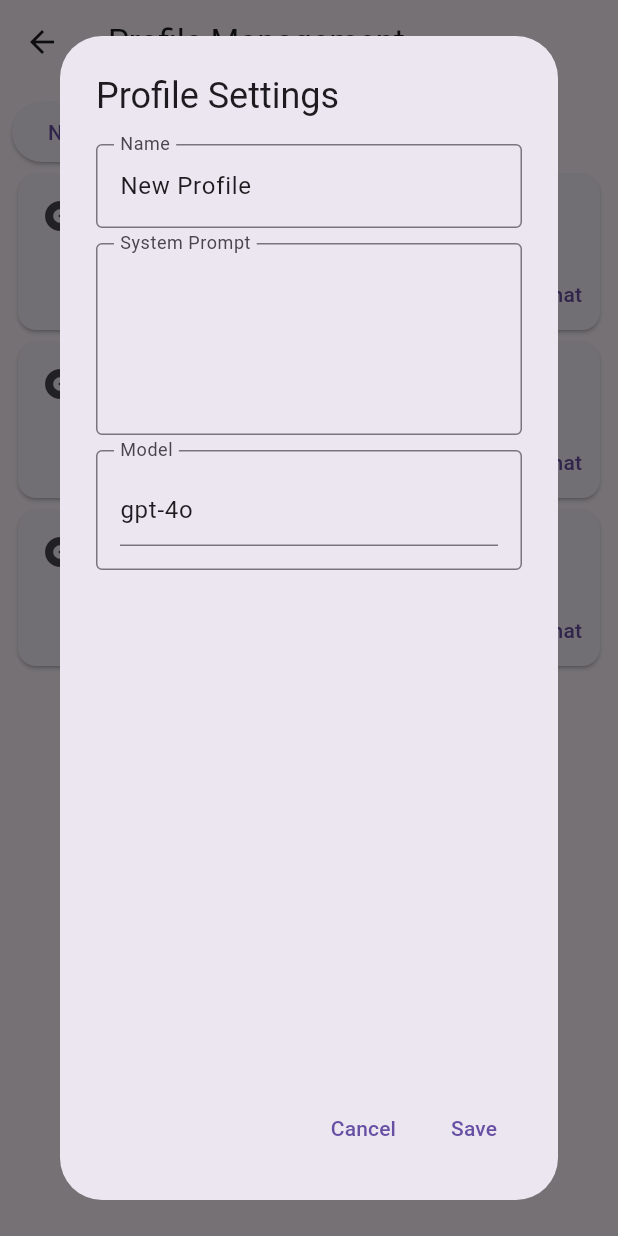
After one commit to UCI-Networking-Group/properdata-chatgpt, a Flutter app: the ProfileManagementPage screen opened directly, after a tap on "New Profile", on a phone screen of 412 x 824 dp. The commit adds this screen. Run offline on Flutter 3.47's test engine with Material 3 defaults, Android fonts, the phone set to English and light mode, and no system bars; our stand-ins replace shared_preferences; missing offline and left inert: dart_openai, flutter_list_view; accounts and stored records are empty.

Commit message:
Implement profile management

```diff
--- a/lib/chat_provider.dart
+++ b/lib/chat_provider.dart
@@ -27,14 +27,42 @@ class Message {
 }
 
 class ChatSettings {
+  final String id;
   final String name;
   final String model;
   final String systemPrompt;
 
-  static const defaultChatSettings = ChatSettings(
-      name: 'gpt-3.5-turbo', model: 'gpt-3.5-turbo', systemPrompt: '');
+  const ChatSettings.createConst(
+      {required this.name,
+      required this.model,
+      this.systemPrompt = '',
+      required this.id});
 
-  const ChatSettings({this.name = '', this.model = '', this.systemPrompt = ''});
+  ChatSettings(
+      {this.name = '', this.model = '', this.systemPrompt = '', String? id})
+      : id = id ?? const Uuid().v7();
+  ChatSettings.clone(ChatSettings profile, {bool resetUuid = false})
+      : id = resetUuid ? const Uuid().v7() : profile.id,
+        name = profile.name,
+        model = profile.model,
+        systemPrompt = profile.systemPrompt;
+
+  get isDefault => defaultProfiles.contains(this);
+
+  static const List<ChatSettings> defaultProfiles = [
+    ChatSettings.createConst(
+        name: 'gpt-4o',
+        model: 'gpt-4o',
+        id: '00000000-0000-0000-0000-000000000000'),
+    ChatSettings.createConst(
+        name: 'gpt-4-turbo',
+        model: 'gpt-4-turbo',
+        id: '00000000-0000-0000-0000-000000000001'),
+    ChatSettings.createConst(
+        name: 'gpt-3.5-turbo',
+        model: 'gpt-3.5-turbo',
+        id: '00000000-0000-0000-0000-000000000002'),
+  ];
 }
 
 class Conversation {
@@ -49,17 +77,10 @@ class ChatProvider with ChangeNotifier {
   String? _apiKey = '';
   String? get apiKey => _apiKey;
 
-  final List<ChatSettings> _profiles = [
-    ChatSettings.defaultChatSettings,
-    const ChatSettings(name: 'gpt-4o', model: 'gpt-4o', systemPrompt: ''),
-    const ChatSettings(
-      name: 'ChatGPT Test',
-      model: 'gpt-4o',
-      systemPrompt:
-          'You are ChatGPT, a large language model trained by OpenAI.',
-    ),
-  ];
-  ChatSettings _currentProfile = ChatSettings.defaultChatSettings;
+  final modelList = ['gpt-4o', 'gpt-4-turbo', 'gpt-3.5-turbo'];
+
+  final List<ChatSettings> _profiles = [...ChatSettings.defaultProfiles];
+  ChatSettings _currentProfile = ChatSettings.defaultProfiles[0];
 
   List<ChatSettings> get profiles => _profiles;
   ChatSettings get currentProfile => _currentProfile;
@@ -120,8 +141,34 @@ class ChatProvider with ChangeNotifier {
   }
 
   void setCurrentProfile(ChatSettings profile) {
-    log('Current profile set to ${profile.name}.');
+    log('Current profile set to ${profile.name}');
     _currentProfile = profile;
+    notifyListeners();
+  }
+
+  void updateProfile(ChatSettings profile) {
+    final index = _profiles.indexWhere((p) => p.id == profile.id);
+
+    if (index != -1) {
+      _profiles[index] = profile;
+    } else {
+      _profiles.add(profile);
+    }
+
+    notifyListeners();
+  }
+
+  void removeProfile(String id) {
+    if (_profiles.length == 1) {
+      log('Cannot remove the last profile.');
+      return;
+    }
+
+    if (_currentProfile.id == id) {
+      _currentProfile = profiles[0];
+    }
+
+    _profiles.removeWhere((p) => p.id == id);
     notifyListeners();
   }
 
--- /dev/null
+++ b/lib/profile_management_page.dart
@@ -0,0 +1,213 @@
+import 'package:dart_openai/dart_openai.dart';
+import 'package:flutter/material.dart';
+import 'package:provider/provider.dart';
+
+import 'chat_provider.dart';
+
+class ProfileManagementPage extends StatelessWidget {
+  const ProfileManagementPage({super.key});
+
+  @override
+  Widget build(BuildContext context) {
+    return Consumer<ChatProvider>(builder: (context, chatProvider, child) {
+      final widgets = <Widget>[];
+
+      widgets.add(Row(
+        children: [
+          ElevatedButton(
+            child: const Text('New Profile'),
+            onPressed: () => showDialog(
+              context: context,
+              builder: (context) => ChatSettingsDialog(
+                profile: ChatSettings(
+                  name: 'New Profile',
+                  model: ChatSettings.defaultProfiles[0].model,
+                ),
+              ),
+            ),
+          ),
+        ],
+      ));
+
+      widgets.addAll(
+          chatProvider.profiles.map<Widget>((e) => ProfileCard(e)).toList());
+
+      return Scaffold(
+        appBar: AppBar(title: const Text('Profile Management')),
+        body: Padding(
+          padding: const EdgeInsets.all(8.0),
+          child: Align(
+            alignment: Alignment.topCenter,
+            child: Column(
+              children: [Wrap(children: widgets)],
+            ),
+          ),
+        ),
+      );
+    });
+  }
+}
+
+class ProfileCard extends StatelessWidget {
+  final ChatSettings profile;
+
+  const ProfileCard(this.profile, {super.key});
+
+  @override
+  Widget build(BuildContext context) {
+    final buttonRow = <Widget>[
+      TextButton(
+        child: const Text('New Chat'),
+        onPressed: () {/* ... */},
+      )
+    ];
+
+    if (!profile.isDefault) {
+      buttonRow.addAll([
+        const SizedBox(width: 4),
+        TextButton(
+          child: const Text('Edit'),
+          onPressed: () {
+            showDialog(
+              context: context,
+              builder: (context) => ChatSettingsDialog(profile: profile),
+            );
+          },
+        ),
+        const SizedBox(width: 4),
+        TextButton(
+          child: const Text('Remove'),
+          onPressed: () =>
+              context.read<ChatProvider>().removeProfile(profile.id),
+        ),
+      ]);
+    }
+
+    return SizedBox(
+      width: 400,
+      child: Card(
+        child: Column(
+          children: <Widget>[
+            ListTile(
+              leading: const Icon(Icons.album),
+              title: Text(profile.name),
+            ),
+            Row(
+              mainAxisAlignment: MainAxisAlignment.end,
+              children: buttonRow,
+            ),
+          ],
+        ),
+      ),
+    );
+  }
+}
+
+class ChatSettingsDialog extends StatefulWidget {
+  final ChatSettings profile;
+
+  const ChatSettingsDialog({super.key, required this.profile});
+
+  @override
+  ChatSettingsDialogState createState() {
+    return ChatSettingsDialogState();
+  }
+}
+
+class ChatSettingsDialogState extends State<ChatSettingsDialog> {
+  // Create a global key that uniquely identifies the Form widget
+  // and allows validation of the form.
+  final _formKey = GlobalKey<FormState>();
+
+  String? name;
+  String? model;
+  String? systemPrompt;
+
+  @override
+  Widget build(BuildContext context) {
+    final form = Form(
+      key: _formKey,
+      child: Column(
+        crossAxisAlignment: CrossAxisAlignment.start,
+        children: [
+          TextFormField(
+            initialValue: widget.profile.name,
+            decoration: const InputDecoration(
+              labelText: 'Name',
+              floatingLabelBehavior: FloatingLabelBehavior.always,
+              border: OutlineInputBorder(
+                borderSide: BorderSide(color: Colors.grey, width: 0.0),
+              ),
+            ),
+            onChanged: (value) => name = value,
+          ),
+          const SizedBox(height: 10),
+          TextFormField(
+            initialValue: widget.profile.systemPrompt,
+            decoration: const InputDecoration(
+              labelText: 'System Prompt',
+              floatingLabelBehavior: FloatingLabelBehavior.always,
+              border: OutlineInputBorder(
+                borderSide: BorderSide(color: Colors.grey, width: 0.0),
+              ),
+            ),
+            keyboardType: TextInputType.multiline,
+            minLines: 4,
+            maxLines: 4,
+            onChanged: (value) => systemPrompt = value,
+          ),
+          const SizedBox(height: 10),
+          InputDecorator(
+            decoration: const InputDecoration(
+              labelText: 'Model',
+              floatingLabelBehavior: FloatingLabelBehavior.always,
+              border: OutlineInputBorder(
+                borderSide: BorderSide(color: Colors.grey, width: 0.0),
+              ),
+            ),
+            child: Autocomplete<String>(
+              initialValue: TextEditingValue(text: widget.profile.model),
+              optionsBuilder: (TextEditingValue textEditingValue) {
+                return context
+                    .read<ChatProvider>()
+                    .modelList
+                    .where((element) => element.contains(textEditingValue.text))
+                    .toList();
+              },
+              onSelected: (value) => model = value,
+            ),
+          ),
+        ],
+      ),
+    );
+
+    return AlertDialog(
+      title: const Text('Profile Settings'),
+      content: SizedBox(
+        width: 400,
+        child: form,
+      ),
+      actions: [
+        TextButton(
+          onPressed: () {
+            Navigator.of(context).pop();
+          },
+          child: const Text('Cancel'),
+        ),
+        TextButton(
+          onPressed: () {
+            final profile = ChatSettings(
+              name: name ?? widget.profile.name,
+              model: model ?? widget.profile.model,
+              systemPrompt: systemPrompt ?? widget.profile.systemPrompt,
+              id: widget.profile.id,
+            );
+            context.read<ChatProvider>().updateProfile(profile);
+            Navigator.of(context).pop();
+          },
+          child: const Text('Save'),
+        ),
+      ],
+    );
+  }
+}
--- a/lib/settings_page.dart
+++ b/lib/settings_page.dart
@@ -5,6 +5,8 @@ import 'chat_provider.dart';
 
 class SettingsPage extends StatelessWidget {
   final TextEditingController _apiKeyController = TextEditingController();
+
+  SettingsPage({super.key});
 
   @override
   Widget build(BuildContext context) {
--- a/lib/sidebar.dart
+++ b/lib/sidebar.dart
@@ -1,5 +1,6 @@
 import 'package:flutter/material.dart';
 import 'package:provider/provider.dart';
+import 'package:simple_llm_gui/profile_management_page.dart';
 
 import 'chat_provider.dart';
 import 'settings_page.dart';
@@ -87,6 +88,17 @@ class ProfileSelectionWidget extends StatelessWidget {
             .toList();
 
         return Row(children: [
+          IconButton(
+            icon: const Icon(Icons.app_registration),
+            onPressed: () {
+              Navigator.push(
+                context,
+                MaterialPageRoute(
+                  builder: (context) => const ProfileManagementPage(),
+                ),
+              );
+            },
+          ),
           Expanded(
             child: DropdownButton<ChatSettings>(
               value: chatProvider.currentProfile,
```
